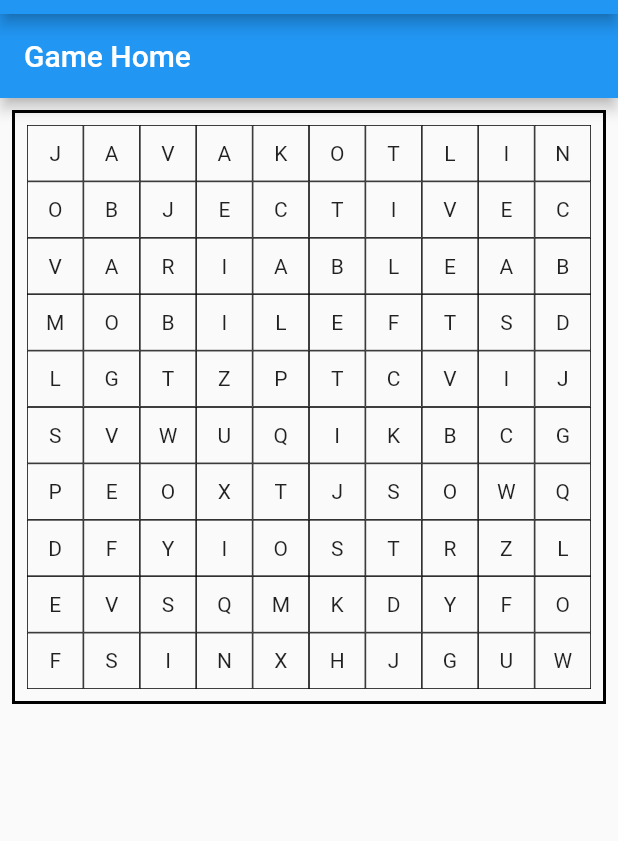
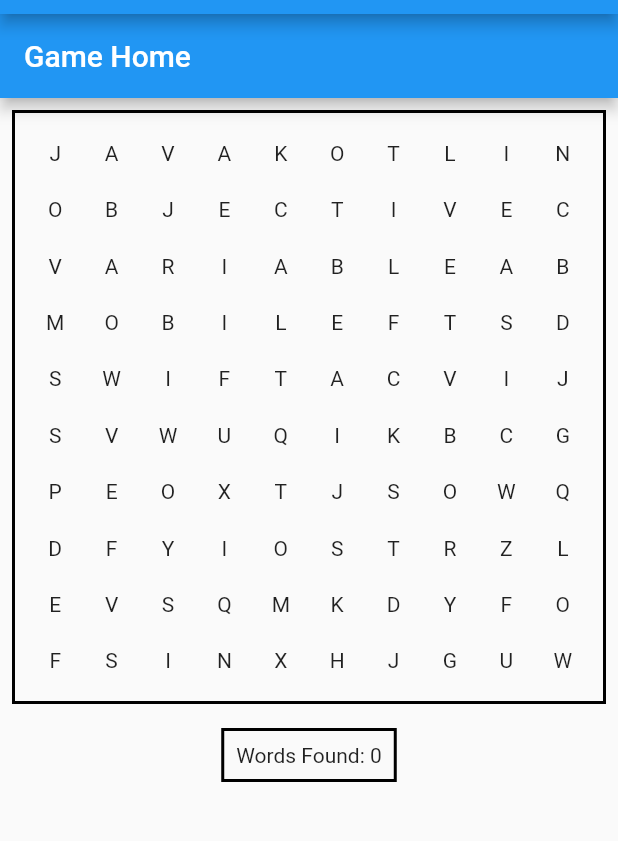
Before and after one commit to a6you/wordsearch, a Flutter app: the screen it shows after launch, on a phone screen of 412 x 824 dp, the part 70-911 px from its top. Run offline on Flutter 3.47's test engine with Material 2 defaults, Android fonts, the phone set to English and light mode, and no system bars.

Commit message:
Implement tile select and detecting found words

```diff
--- a/wordsearch/lib/grid.dart
+++ b/wordsearch/lib/grid.dart
@@ -1,11 +1,12 @@
 import 'package:flutter/material.dart';
+import 'package:collection/collection.dart';
 
 List<List<String>> gridState = [
   ['J', 'A', 'V', 'A', 'K', 'O', 'T', 'L', 'I', 'N'],
   ['O', 'B', 'J', 'E', 'C', 'T', 'I', 'V', 'E', 'C'],
   ['V', 'A', 'R', 'I', 'A', 'B', 'L', 'E', 'A', 'B'],
   ['M', 'O', 'B', 'I', 'L', 'E', 'F', 'T', 'S', 'D'],
-  ['L', 'G', 'T', 'Z', 'P', 'T', 'C', 'V', 'I', 'J'],
+  ['S', 'W', 'I', 'F', 'T', 'A', 'C', 'V', 'I', 'J'],
   ['S', 'V', 'W', 'U', 'Q', 'I', 'K', 'B', 'C', 'G'],
   ['P', 'E', 'O', 'X', 'T', 'J', 'S', 'O', 'W', 'Q'],
   ['D', 'F', 'Y', 'I', 'O', 'S', 'T', 'R', 'Z', 'L'],
@@ -15,14 +16,17 @@ List<List<String>> gridState = [
 
 List<List<String>> targetWords = [
   ['J', 'A', 'V', 'A'],
-  ['O', 'B', 'J', 'E', 'C', 'T', 'I', 'V', 'E', 'C'],
-  ['V', 'A', 'R', 'I', 'A', 'B', 'L', 'E'],
-  ['M', 'O', 'B', 'I', 'L', 'E'],
-  ['K', 'O', 'T', 'L', 'I', 'N'],
+  //'O', 'B', 'J', 'E', 'C', 'T', 'I', 'V', 'E', 'C'],
+  //['V', 'A', 'R', 'I', 'A', 'B', 'L', 'E'],
+  //['M', 'O', 'B', 'I', 'L', 'E'],
+  //['K', 'O', 'T', 'L', 'I', 'N'],
   ['S', 'W', 'I', 'F', 'T'],
 ];
 
 List<String> selectedLetters = [];
+
+int wordsFound = 0;
+String winMessage = "";
 
 class Board extends StatefulWidget {
   @override
@@ -60,6 +64,20 @@ class _State extends State<Board> {
           ),
         ),
       ),
+      Container(
+        padding: const EdgeInsets.all(8.0),
+        margin: const EdgeInsets.all(8.0),
+        decoration:
+            BoxDecoration(border: Border.all(color: Colors.black, width: 2.0)),
+        child: Text("Words Found: " + wordsFound.toString()),
+      ),
+      Container(
+        padding: const EdgeInsets.all(8.0),
+        margin: const EdgeInsets.all(8.0),
+        //decoration:
+        //BoxDecoration(border: Border.all(color: Colors.black, width: 2.0)),
+        child: Text(winMessage),
+      ),
     ]);
   }
 
@@ -68,27 +86,39 @@ class _State extends State<Board> {
     int x, y = 0;
     x = (index / gridStateLength).floor();
     y = (index % gridStateLength);
+
     return GestureDetector(
       onTap: () {
         _gridItemTapped(x, y);
-        Future.delayed(Duration(seconds: 1), () {});
+      },
+      onDoubleTap: () {
+        _selectionCheck(selectedLetters);
+        if (_winCheck()) {
+          print("You win!");
+        }
       },
       child: GridTile(
+          child: Center(
         child: Container(
-          decoration: BoxDecoration(
-              border: Border.all(color: Colors.black, width: 0.5)),
-          child: Center(
-            child: _buildGridItem(x, y),
-          ),
+          child: _buildGridItem(x, y),
         ),
-      ),
+      )),
     );
   }
 
   Widget _buildGridItem(int x, int y) {
     if (gridState[x][y].contains('0')) {
       String letter = gridState[x][y].substring(0, 1);
-      return Container(color: Colors.blue, child: Text(letter));
+      return Container(
+          decoration: BoxDecoration(color: Colors.blue),
+          //color: Colors.blue,
+          child: Center(
+              child: Text(
+            letter,
+            style: TextStyle(
+              color: Colors.white,
+            ),
+          )));
     } else {
       return Text(gridState[x][y]);
     }
@@ -96,9 +126,55 @@ class _State extends State<Board> {
 
   void _gridItemTapped(int x, int y) {
     setState(() {
-      selectedLetters.add(gridState[x][y]);
-      print(selectedLetters.toString());
-      gridState[x][y] = gridState[x][y] + '0';
+      if (!gridState[x][y].contains('0')) {
+        selectedLetters.add(gridState[x][y]);
+        print(selectedLetters.toString());
+        gridState[x][y] = gridState[x][y] + '0';
+      }
     });
   }
+
+  void _selectionCheck(List<String> selection) {
+    int gridStateLength = targetWords.length;
+    bool wordFound = false;
+
+    for (int i = 0; i < gridStateLength; i++) {
+      if (const IterableEquality().equals(selection, targetWords[i])) {
+        wordFound = true;
+      }
+    }
+    if (wordFound) {
+      print("Word found!");
+      setState(() {
+        wordsFound++;
+      });
+    } else {
+      print("Word not found!");
+      _unselectTiles(gridState);
+    }
+    selectedLetters = [];
+  }
+
+  void _unselectTiles(List<List<String>> grid) {
+    int targetWordsLength = targetWords.length;
+
+    for (int i = 0; i < targetWordsLength; i++) {
+      for (int j = 0; j < targetWordsLength; j++) {
+        if (gridState[i][j].contains('0')) {
+          gridState[i][j] = gridState[i][j].substring(0, 1);
+          _buildGridItem(i, j);
+        }
+      }
+    }
+  }
+
+  bool _winCheck() {
+    int targetWordsLength = targetWords.length;
+    if (targetWordsLength == wordsFound) {
+      setState(() {
+        winMessage = "You win!";
+      });
+    }
+    return targetWordsLength == wordsFound;
+  }
 }
```
